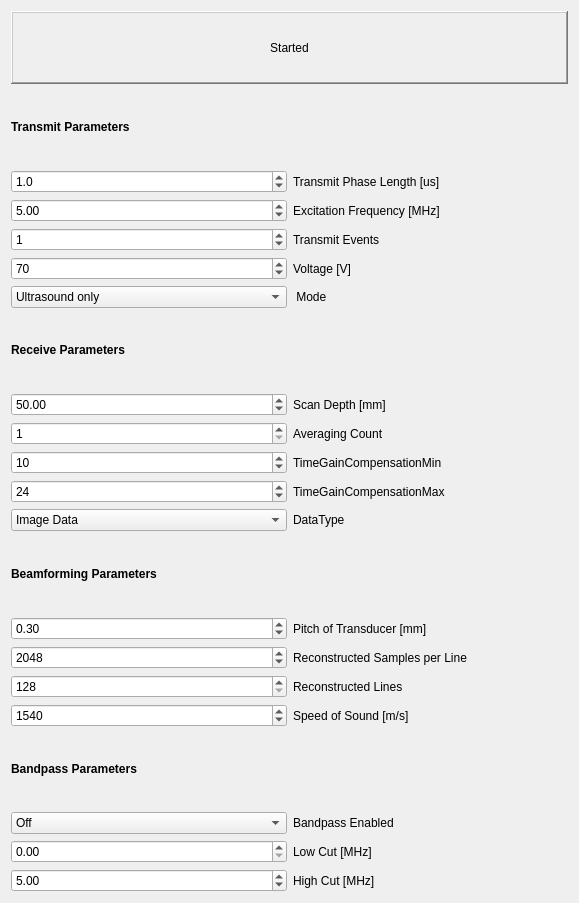
First picture: the form in Modules/USUI/Qmitk/QmitkUSControlsCustomDiPhASDeviceWidget.ui, repository MITK/MITK, before the edit.
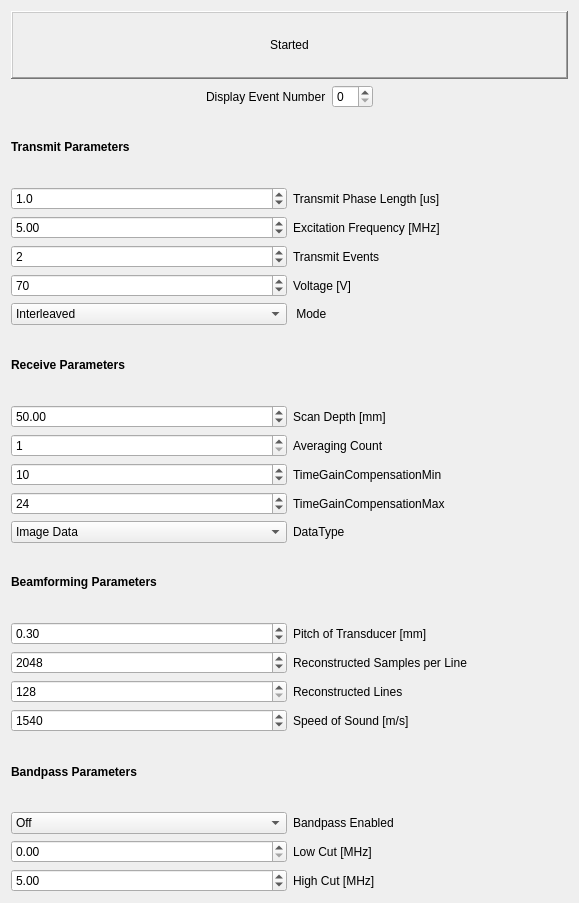
Second picture: the form after the edit.

Commit message: T19855 -interleaved Mode and changing between interleaved and ultrasound works now -the beamformed data had to be flipped by hand; it is now displayed correctly -it is now possible to display the seperate events when using multiple ones -changing the transmit events by hand, or even using more than the minimum crashes the app (?)

What changed in the file:
```diff
--- a/Modules/USUI/Qmitk/QmitkUSControlsCustomDiPhASDeviceWidget.ui
+++ b/Modules/USUI/Qmitk/QmitkUSControlsCustomDiPhASDeviceWidget.ui
@@ -34,6 +34,53 @@
      </item>
     </layout>
    </item>
+   <item>
+    <layout class="QHBoxLayout" name="horizontalLayout">
+     <item>
+      <spacer name="horizontalSpacer_2">
+       <property name="orientation">
+        <enum>Qt::Horizontal</enum>
+       </property>
+       <property name="sizeHint" stdset="0">
+        <size>
+         <width>40</width>
+         <height>20</height>
+        </size>
+       </property>
+      </spacer>
+     </item>
+     <item>
+      <widget class="QLabel" name="EventDisplaylabel">
+       <property name="text">
+        <string>Display Event Number</string>
+       </property>
+      </widget>
+     </item>
+     <item>
+      <widget class="QSpinBox" name="EventDisplay">
+       <property name="minimum">
+        <number>0</number>
+       </property>
+       <property name="value">
+        <number>0</number>
+       </property>
+      </widget>
+     </item>
+     <item>
+      <spacer name="horizontalSpacer_1">
+       <property name="orientation">
+        <enum>Qt::Horizontal</enum>
+       </property>
+       <property name="sizeHint" stdset="0">
+        <size>
+         <width>40</width>
+         <height>20</height>
+        </size>
+       </property>
+      </spacer>
+     </item>
+    </layout>
+   </item>
    <item>
     <widget class="QLabel" name="TransmitLabel">
      <property name="text">
@@ -58,9 +105,12 @@
      </item>
      <item row="2" column="0">
       <widget class="QSpinBox" name="TransmitEvents">
-       <property name="value">
+       <property name="minimum">
         <number>1</number>
        </property>
+       <property name="value">
+        <number>2</number>
+       </property>
       </widget>
      </item>
      <item row="2" column="1">
@@ -104,7 +154,7 @@
       <widget class="QComboBox" name="Mode">
        <item>
         <property name="text">
-         <string>Ultrasound only</string>
+         <string>Interleaved</string>
         </property>
        </item>
        <item>
```
Left out of the diff: 2 changed lines with no effect on the pictures. The commit also changes 9 other files.
